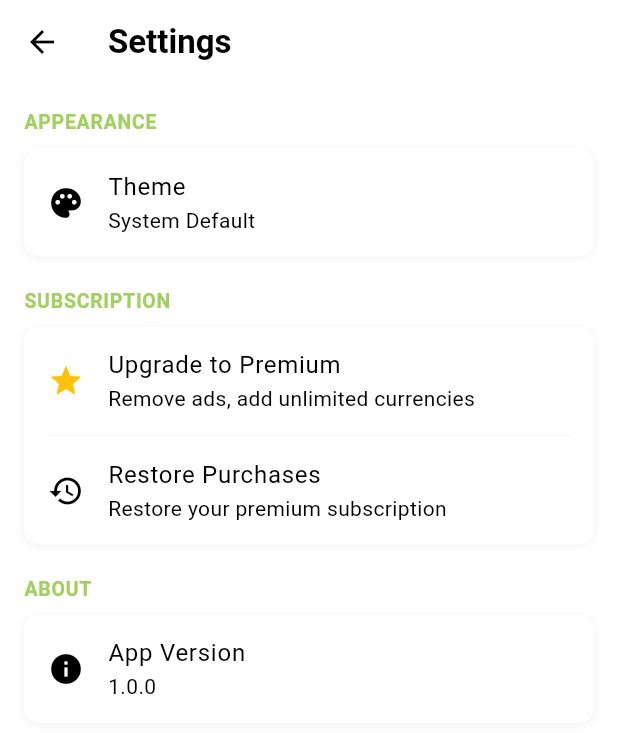
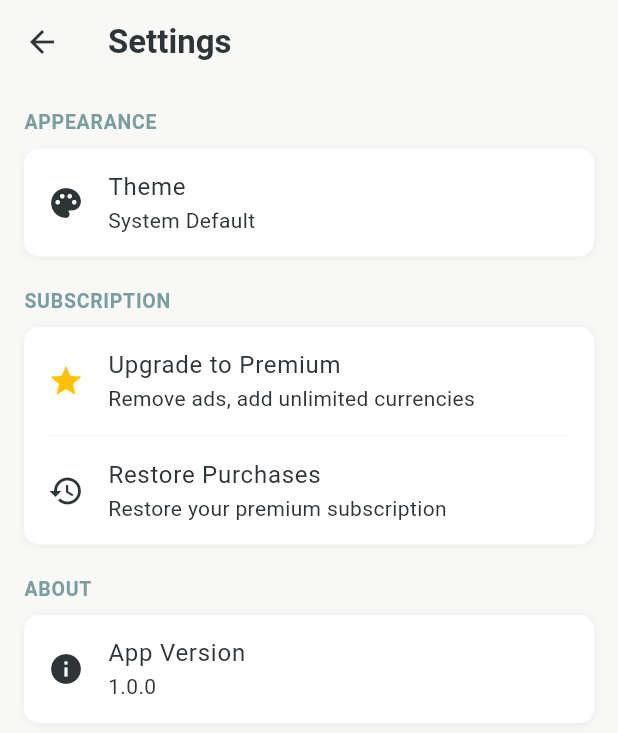
Before and after one commit to tech1ee/currensee, a Flutter app: the HomeScreen screen opened directly, after a tap on "Add Currency", after a tap on the "settings" icon, on a phone screen of 412 x 824 dp. Shown: the top 733 px of the screen. Run offline on Flutter 3.47's test engine with Material 3 defaults, Android fonts, the phone set to English and light mode, and no system bars; our stand-ins replace google_mobile_ads, shared_preferences; accounts and stored records are empty; network calls fail.

Commit message:
Update app theme and enhance UI elements
- Changed adaptive icon background color to a muted teal for better aesthetics.
- Updated primary and accent colors in the theme for a more subdued palette.
- Improved app icon design with a subtle gradient and accent elements for depth.
- Refactored theme constants for better organization and readability.
- Enhanced ad service to show interstitial ads only for non-premium users.
- Added centralized logging utility for better debugging during development.
- Improved currency list item UI for better spacing and readability.
- Removed offline indicator from the home screen for a cleaner interface.

```diff
--- a/currensee/lib/constants/theme_constants.dart
+++ b/currensee/lib/constants/theme_constants.dart
@@ -1,63 +1,99 @@
 import 'package:flutter/material.dart';
 
 class ThemeConstants {
+  // Main colors - more subdued and minimalistic palette
+  static const Color _primaryLight = Color(0xFF7A9E9F); // Muted teal
+  static const Color _primaryDark = Color(0xFF5D7F80);  // Darker muted teal
+  static const Color _accentLight = Color(0xFFC2C5AA); // Soft sage
+  static const Color _accentDark = Color(0xFFA3A88C);  // Darker sage
+
+  // Background colors - softer and easier on the eyes
+  static const Color _backgroundLight = Color(0xFFF8F8F6); // Off-white
+  static const Color _backgroundDark = Color(0xFF1D2327);  // Dark slate
+  static const Color _surfaceLight = Color(0xFFFFFFFF);    // Pure white
+  static const Color _surfaceDark = Color(0xFF252A30);     // Dark charcoal
+
+  // Text colors - better contrast and readability
+  static const Color _textPrimaryLight = Color(0xFF2E3538); // Almost black
+  static const Color _textSecondaryLight = Color(0xFF5F6B70); // Medium gray
+  static const Color _textPrimaryDark = Color(0xFFE8E9EA);    // Almost white
+  static const Color _textSecondaryDark = Color(0xFFADB5BD);  // Light gray
+
   // Light Theme
   static ThemeData lightTheme = ThemeData(
     useMaterial3: true,
     brightness: Brightness.light,
     colorScheme: ColorScheme.light(
-      primary: const Color(0xFFA2D05E),
+      primary: _primaryLight,
       onPrimary: Colors.white,
-      secondary: const Color(0xFFA2D05E),
-      onSecondary: Colors.white,
-      background: Colors.white,
-      onBackground: Colors.black,
-      surface: Colors.white,
-      onSurface: Colors.black,
+      secondary: _accentLight,
+      onSecondary: _textPrimaryLight,
+      tertiary: Color(0xFFB09398),       // Soft mauve as a subtle accent
+      background: _backgroundLight,
+      onBackground: _textPrimaryLight,
+      surface: _surfaceLight,
+      onSurface: _textPrimaryLight,
+      surfaceVariant: Color(0xFFF0F0ED), // Slightly darker for cards
+      outline: Color(0xFFDCDCD5),        // Subtle border color
     ),
-    scaffoldBackgroundColor: Colors.white,
-    dividerColor: const Color(0xFFE0E0E0),
-    appBarTheme: const AppBarTheme(
-      backgroundColor: Colors.white,
-      foregroundColor: Colors.black,
+    scaffoldBackgroundColor: _backgroundLight,
+    dividerColor: Color(0xFFE5E5E0),
+    appBarTheme: AppBarTheme(
+      backgroundColor: _backgroundLight,
+      foregroundColor: _textPrimaryLight,
       elevation: 0,
+      shadowColor: Colors.transparent,
+      surfaceTintColor: Colors.transparent,
     ),
-    textTheme: const TextTheme(
+    cardTheme: CardTheme(
+      color: _surfaceLight,
+      surfaceTintColor: Colors.transparent,
+      elevation: 1,
+      shape: RoundedRectangleBorder(
+        borderRadius: BorderRadius.circular(12),
+      ),
+    ),
+    textTheme: TextTheme(
       headlineMedium: TextStyle(
-        color: Colors.black,
-        fontWeight: FontWeight.bold,
+        color: _textPrimaryLight,
+        fontWeight: FontWeight.w600,
       ),
       titleLarge: TextStyle(
-        color: Colors.black,
-        fontWeight: FontWeight.bold,
+        color: _textPrimaryLight,
+        fontWeight: FontWeight.w600,
       ),
       bodyLarge: TextStyle(
-        color: Colors.black,
+        color: _textPrimaryLight,
       ),
       bodyMedium: TextStyle(
-        color: Color(0xFF666666),
+        color: _textSecondaryLight,
       ),
     ),
     inputDecorationTheme: InputDecorationTheme(
       filled: true,
-      fillColor: Colors.grey[100],
+      fillColor: Color(0xFFF5F5F2),
       border: OutlineInputBorder(
-        borderRadius: BorderRadius.circular(8),
+        borderRadius: BorderRadius.circular(12),
         borderSide: BorderSide.none,
       ),
       focusedBorder: OutlineInputBorder(
-        borderRadius: BorderRadius.circular(8),
-        borderSide: const BorderSide(color: Color(0xFFA2D05E)),
+        borderRadius: BorderRadius.circular(12),
+        borderSide: BorderSide(color: _primaryLight),
       ),
     ),
     elevatedButtonTheme: ElevatedButtonThemeData(
       style: ElevatedButton.styleFrom(
-        backgroundColor: const Color(0xFFA2D05E),
+        backgroundColor: _primaryLight,
         foregroundColor: Colors.white,
+        elevation: 0,
+        padding: EdgeInsets.symmetric(vertical: 16, horizontal: 24),
         shape: RoundedRectangleBorder(
-          borderRadius: BorderRadius.circular(8),
+          borderRadius: BorderRadius.circular(12),
         ),
       ),
+    ),
+    iconTheme: IconThemeData(
+      color: _primaryLight,
     ),
   );
 
@@ -66,58 +102,76 @@ class ThemeConstants {
     useMaterial3: true,
     brightness: Brightness.dark,
     colorScheme: ColorScheme.dark(
-      primary: const Color(0xFFA2D05E),
-      onPrimary: Colors.black,
-      secondary: const Color(0xFFA2D05E),
-      onSecondary: Colors.black,
-      background: const Color(0xFF121212),
-      onBackground: Colors.white,
-      surface: const Color(0xFF1E1E1E),
-      onSurface: Colors.white,
+      primary: _primaryDark,
+      onPrimary: Colors.white,
+      secondary: _accentDark,
+      onSecondary: _textPrimaryDark,
+      tertiary: Color(0xFF8A7175),       // Darker mauve as a subtle accent
+      background: _backgroundDark,
+      onBackground: _textPrimaryDark,
+      surface: _surfaceDark,
+      onSurface: _textPrimaryDark,
+      surfaceVariant: Color(0xFF2A3035), // Slightly lighter for cards
+      outline: Color(0xFF3F454C),        // Subtle border color
     ),
-    scaffoldBackgroundColor: const Color(0xFF121212),
-    dividerColor: const Color(0xFF333333),
-    appBarTheme: const AppBarTheme(
-      backgroundColor: Color(0xFF121212),
-      foregroundColor: Colors.white,
+    scaffoldBackgroundColor: _backgroundDark,
+    dividerColor: Color(0xFF333840),
+    appBarTheme: AppBarTheme(
+      backgroundColor: _backgroundDark,
+      foregroundColor: _textPrimaryDark,
       elevation: 0,
+      shadowColor: Colors.transparent,
+      surfaceTintColor: Colors.transparent,
     ),
-    textTheme: const TextTheme(
+    cardTheme: CardTheme(
+      color: _surfaceDark,
+      surfaceTintColor: Colors.transparent,
+      elevation: 1,
+      shape: RoundedRectangleBorder(
+        borderRadius: BorderRadius.circular(12),
+      ),
+    ),
+    textTheme: TextTheme(
       headlineMedium: TextStyle(
-        color: Colors.white,
-        fontWeight: FontWeight.bold,
+        color: _textPrimaryDark,
+        fontWeight: FontWeight.w600,
       ),
       titleLarge: TextStyle(
-        color: Colors.white,
-        fontWeight: FontWeight.bold,
+        color: _textPrimaryDark,
+        fontWeight: FontWeight.w600,
       ),
       bodyLarge: TextStyle(
-        color: Colors.white,
+        color: _textPrimaryDark,
       ),
       bodyMedium: TextStyle(
-        color: Color(0xFFAAAAAA),
+        color: _textSecondaryDark,
       ),
     ),
     inputDecorationTheme: InputDecorationTheme(
       filled: true,
-      fillColor: const Color(0xFF2A2A2A),
+      fillColor: Color(0xFF202529),
       border: OutlineInputBorder(
-        borderRadius: BorderRadius.circular(8),
+        borderRadius: BorderRadius.circular(12),
         borderSide: BorderSide.none,
       ),
       focusedBorder: OutlineInputBorder(
-        borderRadius: BorderRadius.circular(8),
-        borderSide: const BorderSide(color: Color(0xFFA2D05E)),
+        borderRadius: BorderRadius.circular(12),
+        borderSide: BorderSide(color: _primaryDark),
       ),
     ),
     elevatedButtonTheme: ElevatedButtonThemeData(
       style: ElevatedButton.styleFrom(
-        backgroundColor: const Color(0xFFA2D05E),
-        foregroundColor: Colors.black,
+        backgroundColor: _primaryDark,
+        foregroundColor: Colors.white,
+        elevation: 0,
+        padding: EdgeInsets.symmetric(vertical: 16, horizontal: 24),
         shape: RoundedRectangleBorder(
-          borderRadius: BorderRadius.circular(8),
+          borderRadius: BorderRadius.circular(12),
         ),
       ),
     ),
+    iconTheme: IconThemeData(
+      color: _primaryDark,
+    ),
   );
 }
--- a/currensee/lib/screens/home_screen.dart
+++ b/currensee/lib/screens/home_screen.dart
@@ -240,8 +240,8 @@ class _HomeScreenState extends State<HomeScreen> with WidgetsBindingObserver {
       }
     }
 
-    // Show interstitial ad occasionally
-    _adService.showInterstitialAd();
+    // Show interstitial ad only for non-premium users
+    _adService.showInterstitialAdIfNotPremium(userPrefs.isPremium);
 
     // Navigate to the currencies screen
     await Navigator.push(
@@ -786,31 +786,6 @@ class _HomeScreenState extends State<HomeScreen> with WidgetsBindingObserver {
               bottom: 0,
               child: AdBannerWidget(isPremium: userPrefs.isPremium),
             ),
-
-            // Offline indicator
-            if (isOffline)
-              Positioned(
-                top: 8,
-                left: 0,
-                right: 0,
-                child: Center(
-                  child: Container(
-                    padding: const EdgeInsets.symmetric(horizontal: 10, vertical: 4),
-                    decoration: BoxDecoration(
-                      color: Colors.amber.withOpacity(0.8),
-                      borderRadius: BorderRadius.circular(12),
-                    ),
-                    child: const Text(
-                      'Offline Mode - Using cached rates',
-                      style: TextStyle(
-                        fontSize: 11,
-                        fontWeight: FontWeight.w600,
-                        color: Colors.black87,
-                      ),
-                    ),
-                  ),
-                ),
-              ),
           ],
         ),
       ),
--- a/currensee/lib/services/ad_service.dart
+++ b/currensee/lib/services/ad_service.dart
@@ -115,6 +115,13 @@ class AdService {
     }
   }
 
+  // Show interstitial ad only for non-premium users
+  void showInterstitialAdIfNotPremium(bool isPremium) {
+    if (!isPremium) {
+      showInterstitialAd();
+    }
+  }
+
   // Dispose of any ads when done
   void dispose() {
     _interstitialAd?.dispose();
--- a/currensee/lib/utils/debug_constants.dart
+++ b/currensee/lib/utils/debug_constants.dart
@@ -1,5 +1,33 @@
-// Debug constants to use in development
+// Debug constants and logging utilities for development
+import 'package:flutter/foundation.dart';
+
 class DebugConstants {
-  // Set to true to enable debug features like resetting refresh date
-  static const bool isDebugMode = true;
+  // Set to false for production releases
+  static const bool isDebugMode = false;
 }
+
+/// Centralized logging utility class that can be disabled in production
+class AppLogger {
+  static bool get _shouldLog => DebugConstants.isDebugMode || kDebugMode;
+
+  /// Log an info message
+  static void info(String message) {
+    if (_shouldLog) {
+      debugPrint('INFO: $message');
+    }
+  }
+
+  /// Log an error message
+  static void error(String message, [dynamic error]) {
+    if (_shouldLog) {
+      debugPrint('ERROR: $message ${error != null ? '- $error' : ''}');
+    }
+  }
+
+  /// Log a warning message
+  static void warning(String message) {
+    if (_shouldLog) {
+      debugPrint('WARNING: $message');
+    }
+  }
+}
--- a/currensee/lib/widgets/ad_banner.dart
+++ b/currensee/lib/widgets/ad_banner.dart
@@ -1,6 +1,7 @@
 import 'package:flutter/material.dart';
 import 'package:google_mobile_ads/google_mobile_ads.dart';
 import '../services/ad_service.dart';
+import '../utils/debug_constants.dart';
 
 class AdBannerWidget extends StatefulWidget {
   final bool isPremium;
@@ -53,9 +54,12 @@ class _AdBannerWidgetState extends State<AdBannerWidget> {
             _isAdLoaded = true;
           });
         },
-        onAdFailedToLoad: (ad, error) {
-          print('Ad failed to load: $error');
+        onAdFailedToLoad: (Ad ad, LoadAdError error) {
           ad.dispose();
+          AppLogger.error('Ad failed to load', error);
+          setState(() {
+            _bannerAd = null;
+          });
         },
       ),
     );
--- a/currensee/lib/widgets/currency_list_item.dart
+++ b/currensee/lib/widgets/currency_list_item.dart
@@ -1,10 +1,7 @@
 import 'package:flutter/material.dart';
 import 'package:flutter/services.dart';
-import 'package:intl/intl.dart';
-import 'package:provider/provider.dart';
+import 'dart:async';
 import '../models/currency.dart';
-import '../providers/currency_provider.dart';
-import 'dart:async';
 
 class CurrencyListItem extends StatefulWidget {
   final Currency currency;
@@ -32,7 +29,6 @@ class CurrencyListItem extends StatefulWidget {
 
 class _CurrencyListItemState extends State<CurrencyListItem> {
   late TextEditingController _controller;
-  Timer? _updateDebouncer;
   bool _isEditing = false;
 
   @override
@@ -88,45 +84,43 @@ class _CurrencyListItemState extends State<CurrencyListItem> {
           ? Theme.of(context).colorScheme.primary.withOpacity(0.08)
           : Colors.transparent,
       child: Container(
-        padding: const EdgeInsets.symmetric(horizontal: 16, vertical: 16),
+        padding: const EdgeInsets.symmetric(horizontal: 16, vertical: 10),
         decoration: BoxDecoration(
           border: Border(
             bottom: BorderSide(
-              color: Theme.of(context).dividerColor.withOpacity(0.1),
-              width: 1,
+              color: Theme.of(context).dividerColor.withOpacity(0.12),
+              width: 0.5,
             ),
           ),
         ),
         child: Row(
+          crossAxisAlignment: CrossAxisAlignment.center,
           children: [
             // Flag - Fixed width column
             SizedBox(
-              width: 36,
-              child: ClipRRect(
-                borderRadius: BorderRadius.circular(4),
+              width: 28,
+              height: 18,
               child: widget.currency.flagUrl.isNotEmpty
                   ? Image.network(
                       widget.currency.flagUrl,
-                        width: 36,
-                        height: 24,
+                      width: 28,
+                      height: 18,
                       fit: BoxFit.cover,
                       errorBuilder: (context, error, stackTrace) {
-                          print('❌ Error loading flag for ${widget.currency.code}: $error');
-                          return const Icon(Icons.flag, color: Colors.grey);
+                        return const Icon(Icons.flag, size: 18, color: Colors.grey);
                       },
                     )
-                    : const Icon(Icons.flag, color: Colors.grey),
+                  : const Icon(Icons.flag, size: 18, color: Colors.grey),
             ),
-            ),
-            const SizedBox(width: 16),
+            const SizedBox(width: 12),
             // Currency code - Fixed width column
             SizedBox(
-              width: 60,
+              width: 45,
               child: Text(
                 widget.currency.code,
                 style: TextStyle(
                   fontWeight: FontWeight.w600,
-                  fontSize: 14,
+                  fontSize: 12,
                   color: widget.isBaseCurrency
                       ? Theme.of(context).colorScheme.primary
                       : Theme.of(context).textTheme.bodyLarge?.color,
@@ -138,7 +132,7 @@ class _CurrencyListItemState extends State<CurrencyListItem> {
               child: Text(
                 widget.currency.name,
                 style: TextStyle(
-                  fontSize: 13,
+                  fontSize: 11,
                   color: Theme.of(context).textTheme.bodyMedium?.color?.withOpacity(0.7),
                 ),
                 overflow: TextOverflow.ellipsis,
@@ -148,28 +142,33 @@ class _CurrencyListItemState extends State<CurrencyListItem> {
             // Value editor - Expanded width column for large numbers
             Expanded(
               flex: 2,
+              child: Container(
+                height: 34,
+                alignment: Alignment.center,
                 child: TextField(
                   controller: _controller,
                   keyboardType: const TextInputType.numberWithOptions(decimal: true),
                   textAlign: TextAlign.right,
-                decoration: InputDecoration.collapsed(
-                  hintText: '',
-                  // Increase the content padding to make the field taller
+                  decoration: const InputDecoration(
+                    isDense: true,
+                    isCollapsed: true,
+                    contentPadding: EdgeInsets.zero,
                     border: InputBorder.none,
+                    enabledBorder: InputBorder.none,
+                    focusedBorder: InputBorder.none,
                   ),
                   style: TextStyle(
-                  fontSize: 18,
+                    fontSize: 24,
+                    height: 1,
                     fontWeight: FontWeight.w500,
                     letterSpacing: -0.3,
                     color: Theme.of(context).textTheme.bodyLarge?.color,
                   ),
-                // Make sure field takes full height of the parent container
                   expands: false,
                   maxLines: 1,
                   minLines: 1,
-                // Ensure the input field has sufficient height
                   inputFormatters: [
-                  LengthLimitingTextInputFormatter(15), // Limit input length
+                    LengthLimitingTextInputFormatter(15),
                   ],
                   onTap: () {
                     setState(() {
@@ -178,22 +177,17 @@ class _CurrencyListItemState extends State<CurrencyListItem> {
                     widget.onEditStart();
                   },
                   onChanged: (value) {
-                  // Clean the input value - remove any non-numeric characters except decimal point
                     value = value.replaceAll(RegExp(r'[^\d\.]'), '');
 
-                  // Ensure only one decimal point
                     final parts = value.split('.');
                     if (parts.length > 2) {
                       value = '${parts[0]}.${parts.sublist(1).join('')}';
                     }
 
-                  // Convert to double, defaulting to 0 if invalid
                     double newValue = double.tryParse(value) ?? 0;
 
-                  // Update the value in the provider
                     widget.onValueChanged(widget.currency.code, newValue);
 
-                  // Update the controller text immediately
                     _updateControllerText();
                   },
                   onEditingComplete: () {
@@ -212,6 +206,7 @@ class _CurrencyListItemState extends State<CurrencyListItem> {
                   },
                 ),
               ),
+            ),
           ],
         ),
       ),
@@ -220,7 +215,6 @@ class _CurrencyListItemState extends State<CurrencyListItem> {
 
   @override
   void dispose() {
-    _updateDebouncer?.cancel();
     _controller.dispose();
     super.dispose();
   }
--- a/currensee/pubspec.yaml
+++ b/currensee/pubspec.yaml
@@ -109,6 +109,6 @@ flutter_launcher_icons:
   ios: true
   image_path: "assets/icon/app_icon.png"
   min_sdk_android: 21
-  adaptive_icon_background: "#FFFFFF"
+  adaptive_icon_background: "#7A9E9F"
   adaptive_icon_foreground: "assets/icon/app_icon_adaptive.png"
   remove_alpha_ios: true
```
Also changed, not shown: currensee/assets/icon/app_icon.png, currensee/assets/icon/app_icon.svg, currensee/assets/icon/app_icon_adaptive.png, currensee/assets/icon/app_icon_adaptive.svg (added), 32 other files. Lines whose indentation alone changed are shown as unchanged.
